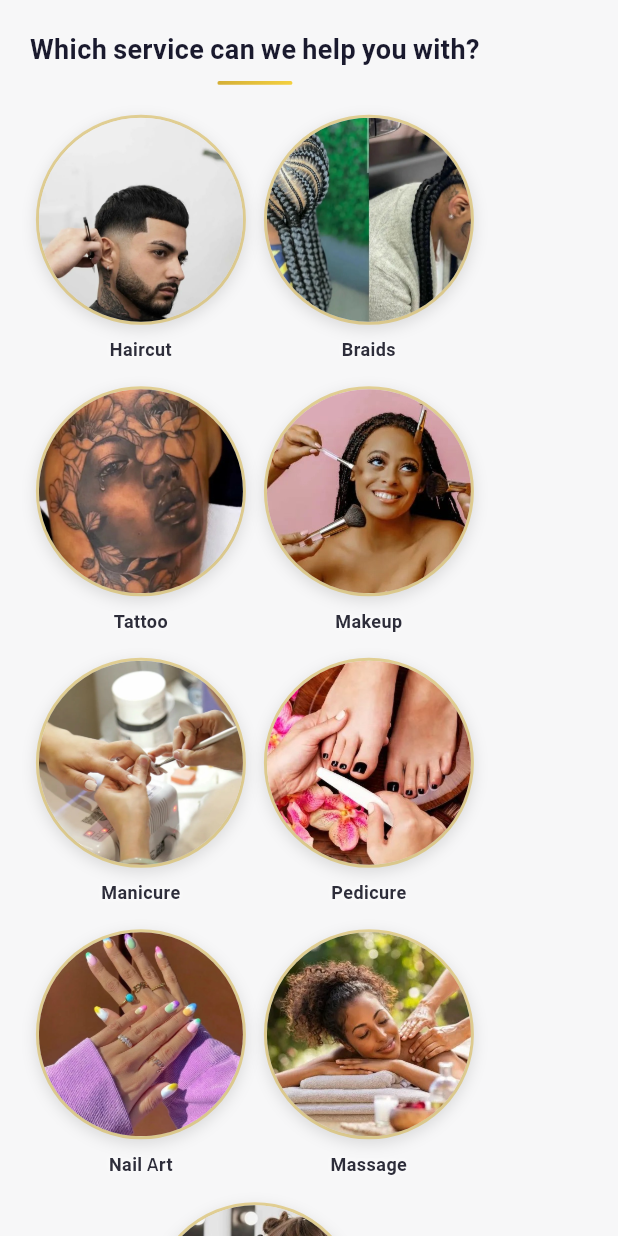
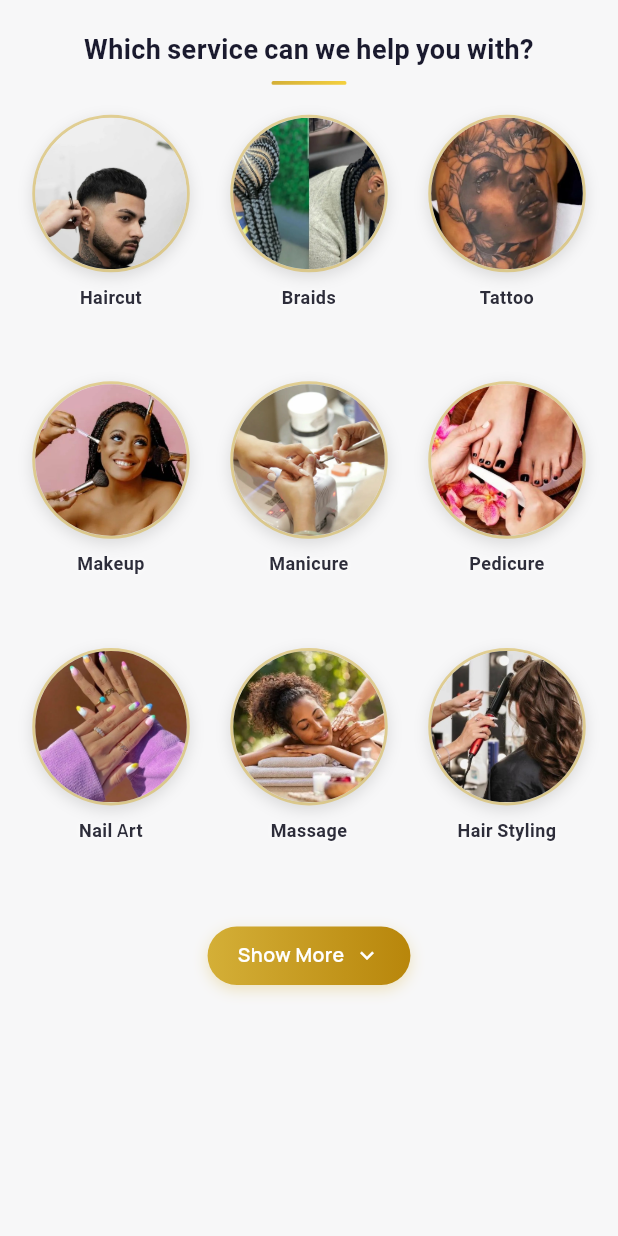
Before and after one commit to Lilmax303/styloria_mobile, a Flutter app: the ServiceSelectorWidget widget shown alone on an empty page, opened directly, on a phone screen of 412 x 824 dp. Run offline on Flutter 3.47's test engine with Material 3 defaults, Android fonts, the phone set to English and light mode, and no system bars; our stand-ins replace app_links, chewie, country_picker, file_picker, flutter_dotenv, flutter_secure_storage and 11 more; missing offline and left inert: country_state_city_pro, dart:html, flutter_stripe, flutterwave_standard; accounts and stored records are empty; project files that could hold a hidden picture were left out.

Commit message:
Fixing the aspect ratio error with service selector and pricing widget

```diff
--- a/lib/widgets/service_selector_widget.dart
+++ b/lib/widgets/service_selector_widget.dart
@@ -113,20 +113,24 @@
     }
   }
 
+  // ===== NEW: Constants for grid layout =====
+  static const double _fixedCircleSize = 105.0;  // Fixed size for all screens
+  static const double _circleSpacing = 16.0;     // Space between circles
+  static const double _horizontalPadding = 16.0; // Left/right padding
+  static const int _minColumns = 2;
+  static const int _maxColumns = 6;
+
   @override
   Widget build(BuildContext context) {
     final allServices = [..._topServices, if (_showAll) ..._hiddenServices];
     final screenWidth = MediaQuery.of(context).size.width;
-
-    final circleSize = (screenWidth - 56) / 2.5;
-    final clampedSize = circleSize.clamp(80.0, 140.0);
 
     return GestureDetector(
       onTap: _clearSelection,
       behavior: HitTestBehavior.translucent,
       child: Column(
         children: [
-          // ===== FIXED: Header with explicit dark color =====
+          // ===== Header (unchanged) =====
           Padding(
             padding: const EdgeInsets.symmetric(horizontal: 20, vertical: 20),
             child: Column(
@@ -139,7 +143,7 @@
                     fontSize: 18,
                     fontWeight: FontWeight.w600,
                     letterSpacing: 0.3,
-                    color: _headerTextColor,  // ← FIXED: Always dark
+                    color: _headerTextColor,
                     height: 1.3,
                   ),
                 ),
@@ -158,23 +162,30 @@
             ),
           ),
 
-          // Services Grid
+          // ===== NEW: Services Grid with dynamic columns =====
           Padding(
-            padding: const EdgeInsets.symmetric(horizontal: 12),
+            padding: EdgeInsets.symmetric(horizontal: _horizontalPadding),
             child: AnimatedBuilder(
               animation: _selectionController,
               builder: (context, _) {
-                return Wrap(
-                  spacing: 12,
-                  runSpacing: 16,
-                  alignment: WrapAlignment.center,
-                  children: allServices.map((service) {
+                return GridView.builder(
+                  shrinkWrap: true,
+                  physics: const NeverScrollableScrollPhysics(),
+                  gridDelegate: SliverGridDelegateWithMaxCrossAxisExtent(
+                    maxCrossAxisExtent: _fixedCircleSize + 20,
+                    crossAxisSpacing: _circleSpacing,
+                    mainAxisSpacing: 12.0,
+                    childAspectRatio: 0.70, // width/height
+                  ),
+                  itemCount: allServices.length,
+                  itemBuilder: (context, index) {
+                    final service = allServices[index];
                     final isSelected = _selectedServiceKey == service.key;
                     final hasSelection = _selectedServiceKey != null;
 
                     return _ServiceOrb(
                       service: service,
-                      size: clampedSize,
+                      size: _fixedCircleSize,
                       isSelected: isSelected,
                       hasSelection: hasSelection,
                       scaleValue: _scaleAnimation.value,
@@ -182,17 +193,16 @@
                       buttonValue: _buttonAnimation.value.clamp(0.0, 1.0),
                       onTap: () => _onServiceTap(service.key),
                       onSelectConfirm: () => _onSelectConfirm(service.key),
-                      // ===== FIXED: Pass explicit colors =====
                       nameColor: _serviceNameColor,
                       nameSelectedColor: _serviceNameSelectedColor,
                     );
-                  }).toList(),
+                  },
                 );
               },
             ),
           ),
 
-          // Show More/Less button
+          // ===== Show More/Less button (unchanged) =====
           Padding(
             padding: const EdgeInsets.symmetric(vertical: 20),
             child: GestureDetector(
```
Also changed, not shown: lib/widgets/service_pricing_widget.dart (+77 -29 lines).
